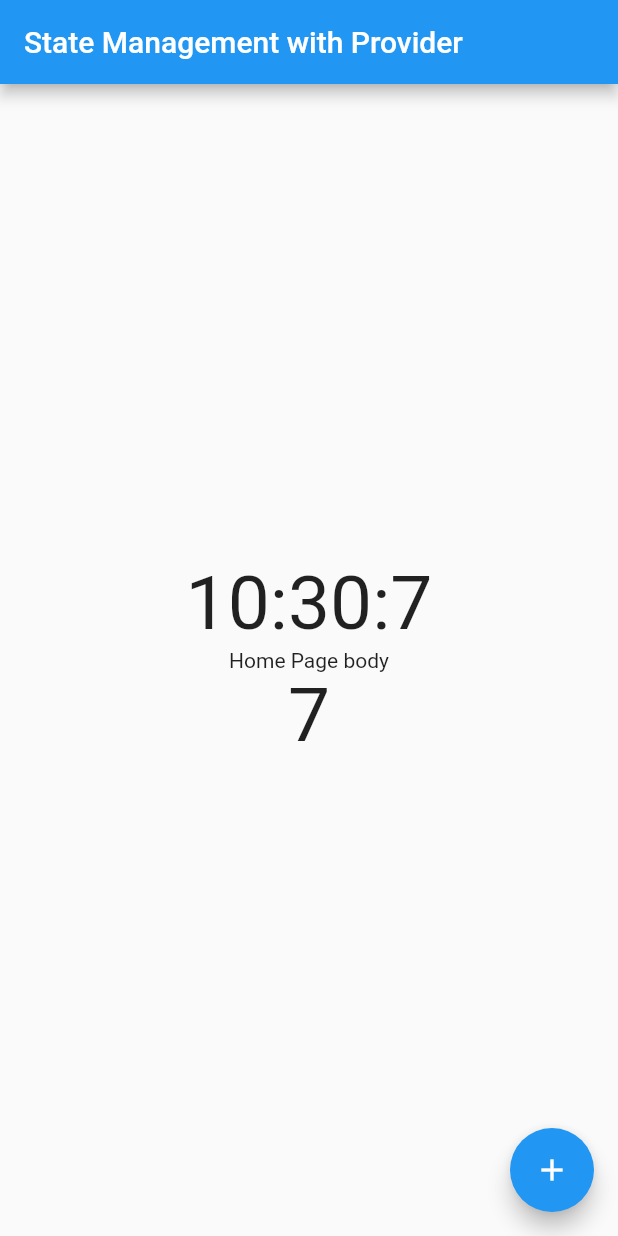
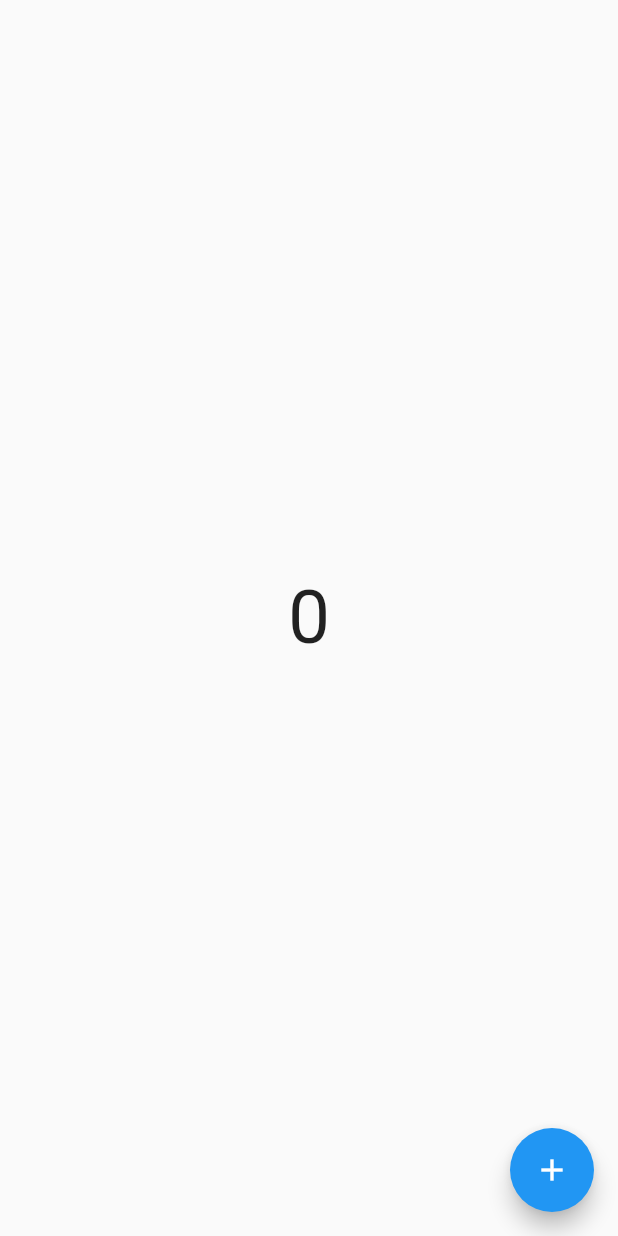
Before and after one commit to mehedi481/flutter-statemanagement-with-provider, a Flutter app: the screen it shows after launch, on a phone screen of 412 x 824 dp. Run offline on Flutter 3.47's test engine with Material 2 defaults, Android fonts, the phone set to English and light mode, and no system bars.

Commit message:
counter example using Provider

```diff
--- a/lib/main.dart
+++ b/lib/main.dart
@@ -1,6 +1,7 @@
 import 'package:flutter/material.dart';
-
-import 'homePage.dart';
+import 'package:flutter_statemanagement_provider/provider/count_provider.dart';
+import 'package:flutter_statemanagement_provider/screens/count_example.dart';
+import 'package:provider/provider.dart';
 
 void main() {
   runApp(const MyApp());
@@ -10,12 +11,17 @@ class MyApp extends StatelessWidget {
   const MyApp({Key? key}) : super(key: key);
   @override
   Widget build(BuildContext context) {
-    return MaterialApp(
-      title: 'Flutter Demo',
-      theme: ThemeData(
-        primarySwatch: Colors.blue,
+    return ChangeNotifierProvider(
+      create: (context) => CountProvider(),
+      child: MaterialApp(
+        title: 'Flutter Demo',
+        theme: ThemeData(
+          primarySwatch: Colors.blue,
+
+        ),
+        home: const CountExampleScreen(),
+
       ),
-      home:  HomePage(),
     );
   }
 }
--- /dev/null
+++ b/lib/provider/count_provider.dart
@@ -0,0 +1,14 @@
+
+import 'package:flutter/material.dart';
+
+class CountProvider with ChangeNotifier{
+  int _count = 0;
+  int get count => _count;
+
+  void incrementCounterValue(){
+    _count ++;
+    notifyListeners();
+
+    print(count);
+  }
+}
--- /dev/null
+++ b/lib/screens/count_example.dart
@@ -0,0 +1,30 @@
+import "package:flutter/material.dart";
+import 'package:flutter_statemanagement_provider/provider/count_provider.dart';
+import 'package:provider/provider.dart';
+
+class CountExampleScreen extends StatelessWidget {
+  const CountExampleScreen({Key? key}) : super(key: key);
+
+  @override
+  Widget build(BuildContext context) {
+    print("Widget build");
+    return Scaffold(
+      body: Center(
+        child: Consumer<CountProvider>(
+          builder: (context,value,_) {
+            return Text(
+              value.count.toString(),
+              style: const TextStyle(fontSize: 50),
+            );
+          }
+        ),
+      ),
+      floatingActionButton: FloatingActionButton(
+        onPressed: () {
+          context.read<CountProvider>().incrementCounterValue();
+        },
+        child: const Icon(Icons.add),
+      ),
+    );
+  }
+}
```
